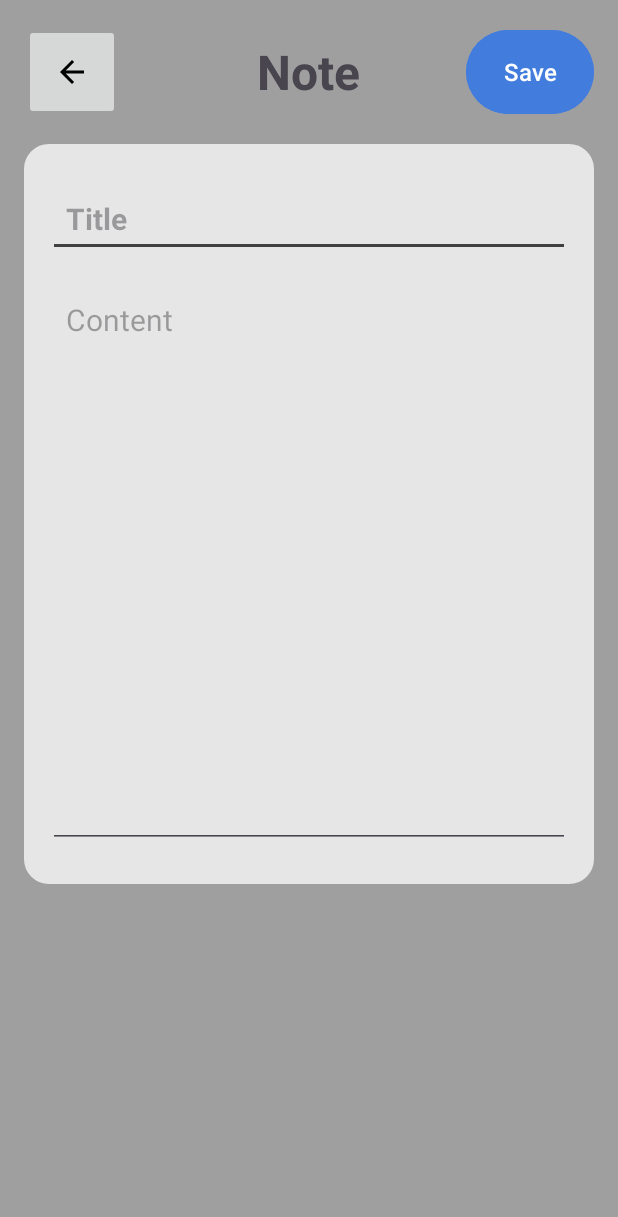
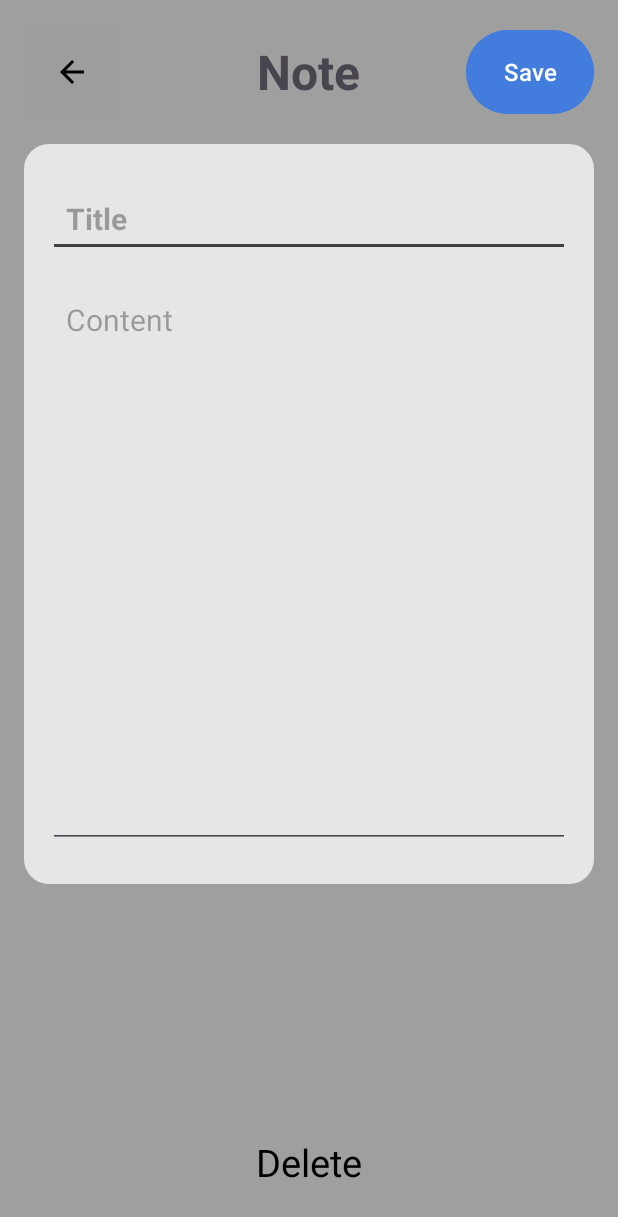
Before and after one commit to maxchtse/Note-app, an Android app: the screen it shows after launch once a user with an empty profile is signed in (NoteDetailsActivity), after a tap on an icon or button, on a phone screen of 412 x 824 dp. Shown: the top 1217 px of the screen. Run offline under Robolectric (Android 15) with nearby library versions, the phone set to English and light mode, and no system bars; our stand-ins replace Firebase (no records; nobody signed in at launch, a user with empty details on screens opened directly).

Commit message:
Fix bug of deleting note feature

```diff
--- a/app/src/main/java/com/company/noteapp/MainActivity.java
+++ b/app/src/main/java/com/company/noteapp/MainActivity.java
@@ -64,4 +64,5 @@ public class MainActivity extends AppCompatActivity {
         noteAdapter.notifyDataSetChanged();
     }
 
+
 }
--- a/app/src/main/java/com/company/noteapp/NoteAdapter.java
+++ b/app/src/main/java/com/company/noteapp/NoteAdapter.java
@@ -31,8 +31,8 @@ public class NoteAdapter extends FirestoreRecyclerAdapter <Note, NoteAdapter.Not
             Intent intent = new Intent(context, NoteDetailsActivity.class);
             intent.putExtra("title", note.title);
             intent.putExtra("content", note.content);
-            String docID = this.getSnapshots().getSnapshot(position).getId();
-            intent.putExtra("docID", docID);
+            String docId = this.getSnapshots().getSnapshot(position).getId();
+            intent.putExtra("docId", docId);
             context.startActivity(intent);
 
         });
--- a/app/src/main/java/com/company/noteapp/Utility.java
+++ b/app/src/main/java/com/company/noteapp/Utility.java
@@ -21,7 +21,7 @@ public class Utility {
     static CollectionReference getCollectionReferenceForNotes() {
         FirebaseUser currentUser = FirebaseAuth.getInstance().getCurrentUser();
         return FirebaseFirestore.getInstance().collection("notes")
-                .document(currentUser.getUid()).collection("Notes");
+                .document(currentUser.getUid()).collection("my_notes");
     }
 
     static  String timestampToString(Timestamp timestamp) {
--- a/app/src/main/res/layout/activity_note_details.xml
+++ b/app/src/main/res/layout/activity_note_details.xml
@@ -27,6 +27,7 @@
         <ImageButton
             android:layout_width="64dp"
             android:layout_height="64dp"
+            android:background="@color/cardview_shadow_end_color"
             android:src="@drawable/back_box">
         </ImageButton>
 
@@ -81,4 +82,15 @@
 
     </LinearLayout>
 
+    <TextView
+        android:layout_width="wrap_content"
+        android:layout_height="wrap_content"
+        android:layout_alignParentBottom="true"
+        android:layout_centerInParent="true"
+        android:layout_marginBottom="16dp"
+        android:text="Delete"
+        android:textSize="25sp"
+        android:textColor="@color/black"
+        android:id="@+id/delete_note_btn">
+    </TextView>
 </RelativeLayout>
--- a/build.gradle.kts
+++ b/build.gradle.kts
@@ -1,6 +1,6 @@
 buildscript {
     dependencies {
-        classpath("com.google.gms:google-services:4.4.0")
+        classpath("com.google.gms:google-services:4.3.14")
     }
 }
 // Top-level build file where you can add configuration options common to all sub-projects/modules.
```
Also changed, not shown: app/src/main/java/com/company/noteapp/NoteDetailsActivity.java (+23 -3 lines).
